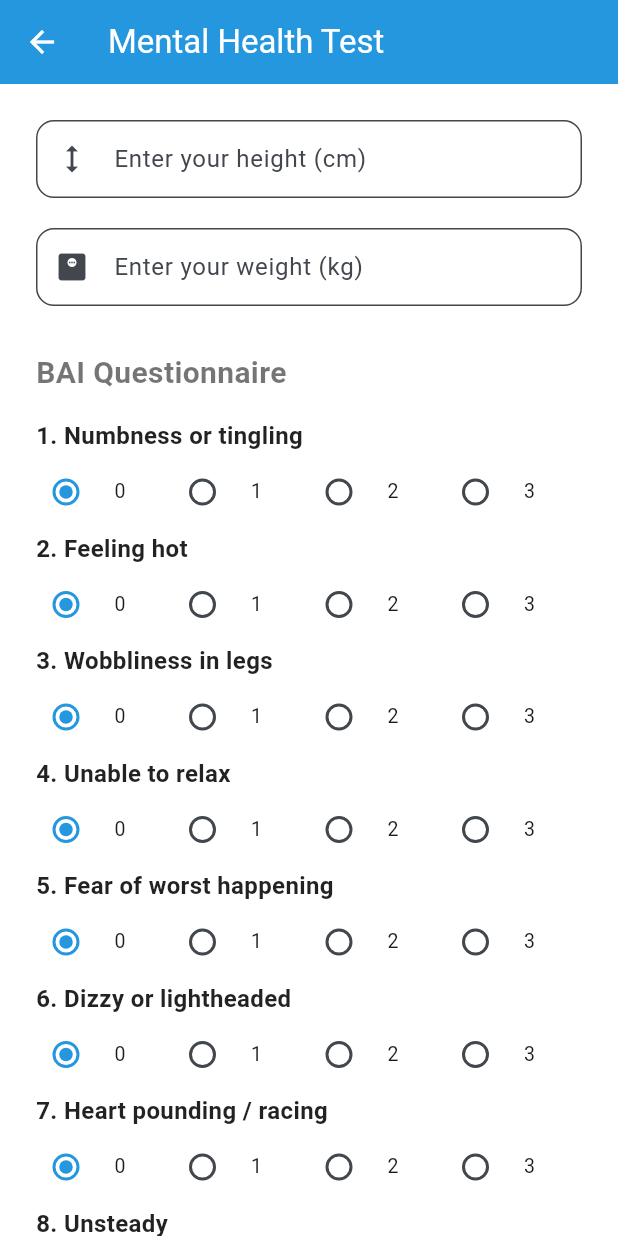
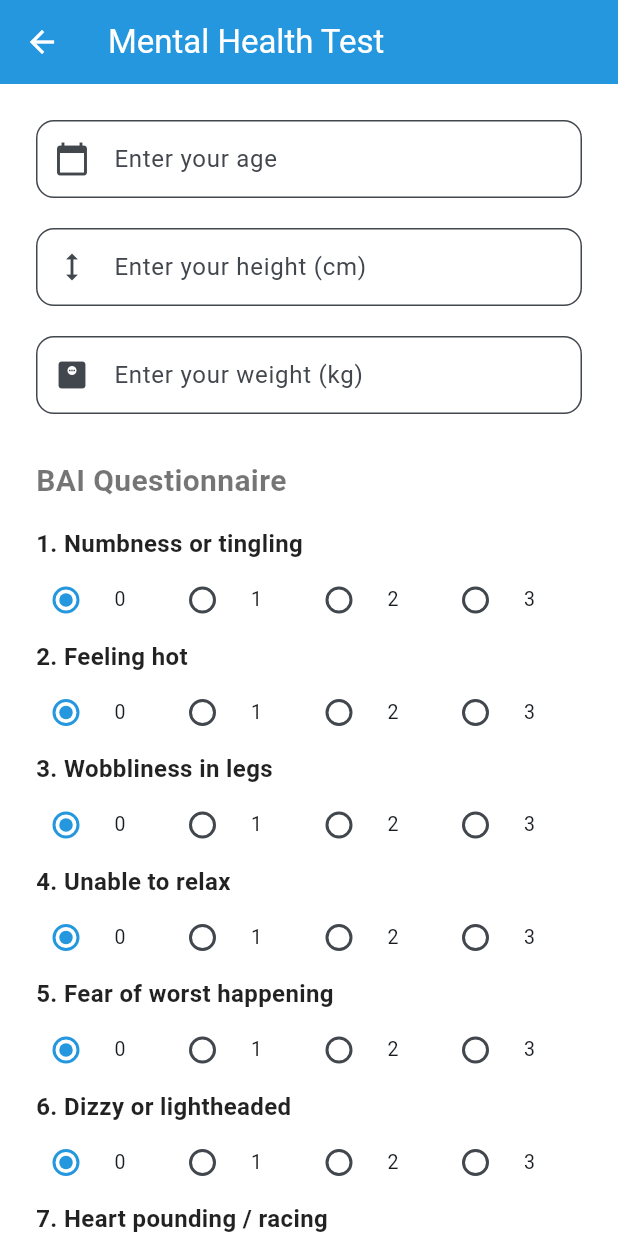
Before and after one commit to Jahnavibs03/geriatric_diet_recommendation, a Flutter app: the MentalHealthTestPage screen opened by its route, on a phone screen of 412 x 824 dp. Run offline on Flutter 3.47's test engine with Material 3 defaults, Android fonts, the phone set to English and light mode, and no system bars; our stand-ins replace hive, hive_flutter; accounts and stored records are empty.

```diff
--- a/lib/mental_health_test_page.dart
+++ b/lib/mental_health_test_page.dart
@@ -9,6 +9,7 @@ class MentalHealthTestPage extends StatefulWidget {
 class _MentalHealthTestPageState extends State<MentalHealthTestPage> {
   List<int> baiResponses = List.filled(21, 0);
   List<int> bdiResponses = List.filled(21, 0);
+  TextEditingController ageController = TextEditingController();
   TextEditingController heightController = TextEditingController();
   TextEditingController weightController = TextEditingController();
 
@@ -80,6 +81,7 @@ class _MentalHealthTestPageState extends State<MentalHealthTestPage> {
     int bdiScore = bdiResponses.reduce((a, b) => a + b);
     double height = double.tryParse(heightController.text) ?? 0.0;
     double weight = double.tryParse(weightController.text) ?? 0.0;
+    int age = int.tryParse(ageController.text) ?? 65;  // Default age if empty or invalid
 
     Navigator.push(
       context,
@@ -89,6 +91,7 @@ class _MentalHealthTestPageState extends State<MentalHealthTestPage> {
           bdiScore: bdiScore,
           height: height,
           weight: weight,
+          age: age,  // Pass age
         ),
       ),
     );
@@ -119,6 +122,14 @@ class _MentalHealthTestPageState extends State<MentalHealthTestPage> {
         child: Column(
           crossAxisAlignment: CrossAxisAlignment.start,
           children: [
+            // Age input field added here
+            TextField(
+              controller: ageController,
+              keyboardType: TextInputType.number,
+              decoration: _inputDecoration("Enter your age", Icons.calendar_today),
+            ),
+            const SizedBox(height: 20),
+
             TextField(
               controller: heightController,
               keyboardType: TextInputType.number,
--- a/lib/result_page.dart
+++ b/lib/result_page.dart
@@ -8,12 +8,14 @@ class ResultPage extends StatefulWidget {
   final int bdiScore;
   final double height;
   final double weight;
+  final int age;  // added
 
   ResultPage({
     required this.baiScore,
     required this.bdiScore,
     required this.height,
     required this.weight,
+    required this.age,  // added
   });
 
   @override
@@ -38,7 +40,7 @@ class _ResultPageState extends State<ResultPage> {
     final url = Uri.parse("https://geriatric-diet-recommendation-2.onrender.com/recommend_diet");
 
     final int gender = 0; // 0 = Male, 1 = Female
-    final int age = 65;
+    final int age = widget.age; // Now coming from user input
 
     try {
       final response = await http.post(
@@ -50,7 +52,7 @@ class _ResultPageState extends State<ResultPage> {
           "height": widget.height,
           "weight": widget.weight,
           "gender": gender,
-          "age": age,
+          "age": age,  // pass age here
         }),
       );
 
```
Also changed, not shown: 12 other files.
